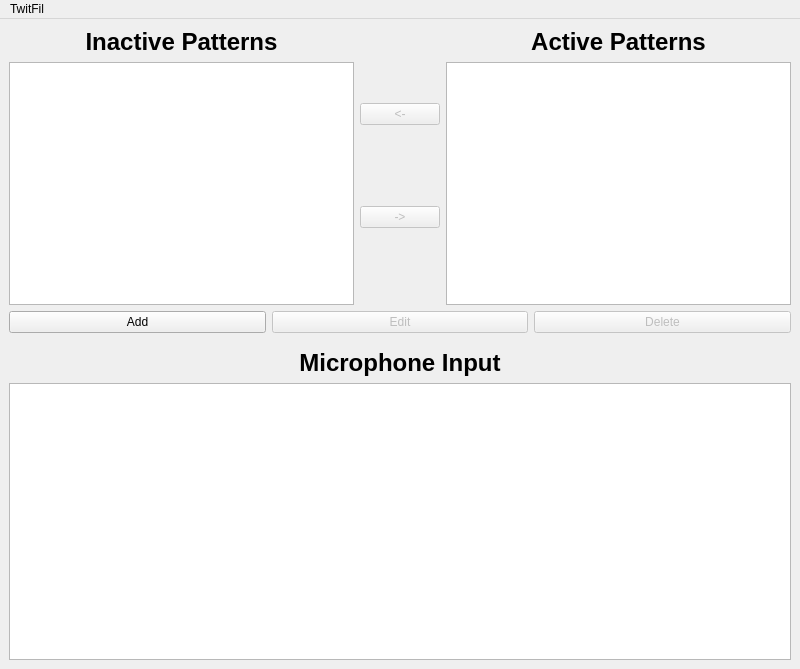
The window that mainwindow.ui (d32f123/master-thesis) describes before a commit, drawn with Qt 5.
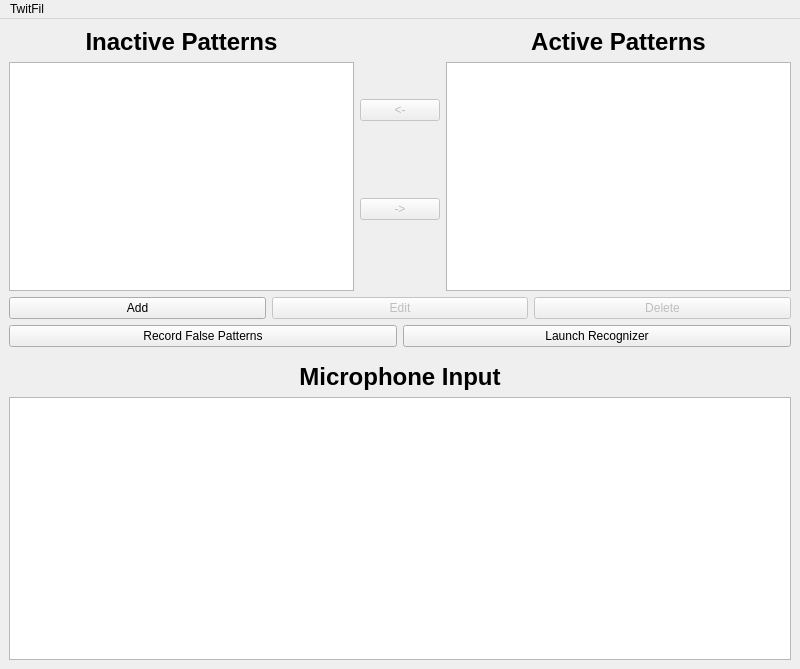
The same window after the commit. Custom widgets are drawn as their Qt base class.

Commit message: Pattern saving, refactor mainWindow

Diff of the .ui file:
```diff
--- a/mainwindow.ui
+++ b/mainwindow.ui
@@ -145,6 +145,27 @@
                                 </item>
                             </layout>
                         </item>
+      <item>
+       <layout class="QHBoxLayout" name="mainControlLayout">
+        <item>
+         <widget class="QPushButton" name="falsePatternButton">
+          <property name="text">
+           <string>Record False Patterns</string>
+          </property>
+         </widget>
+        </item>
+        <item>
+         <widget class="QPushButton" name="toggleRecognizerButton">
+          <property name="enabled">
+           <bool>true</bool>
+          </property>
+          <property name="text">
+           <string>Launch Recognizer</string>
+          </property>
+         </widget>
+        </item>
+       </layout>
+      </item>
                         <item>
                             <spacer name="verticalSpacer">
                                 <property name="orientation">
```
Left out of the diff: 14 changed lines with no effect on the pictures. Lines whose indentation alone changed are shown as unchanged. The commit also changes 8 other files.
